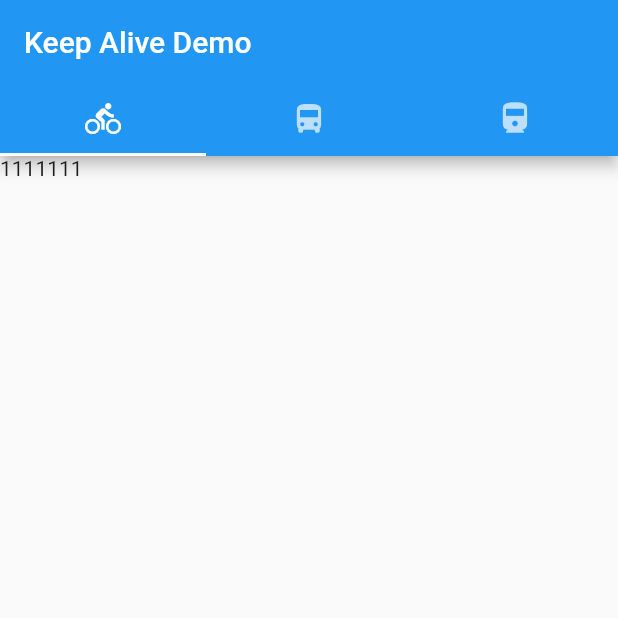
After one commit to wcdxg/Flutter-Learn-Demo2, a Flutter app: the KeepAliveDemo screen opened directly, on a phone screen of 412 x 824 dp, the top half of it. The commit adds this screen. Run offline on Flutter 3.47's test engine with Material 2 defaults, Android fonts, the phone set to English and light mode, and no system bars.

Commit message:
5.保持页面状态 tip:Mac Flutter 不支持中文类名

```diff
--- /dev/null
+++ b/lib/5.保持页面状态.dart
@@ -0,0 +1,57 @@
+import 'package:flutter/material.dart';
+
+void main() => runApp(MyApp());
+
+class MyApp extends StatelessWidget {
+  @override
+  Widget build(BuildContext context) {
+    return MaterialApp(
+      title: 'Flutter Demo',
+      theme: ThemeData(
+        primarySwatch: Colors.blue,
+      ),
+      home: KeepAliveDemo(),
+    );
+  }
+}
+
+class KeepAliveDemo extends StatefulWidget {
+  @override
+  _KeepAliveDemoState createState() => _KeepAliveDemoState();
+}
+
+class _KeepAliveDemoState extends State<KeepAliveDemo>
+    with SingleTickerProviderStateMixin {
+  TabController _tabController;
+
+  @override
+  void initState() {
+    _tabController = TabController(length: 3, vsync: this);
+    super.initState();
+  }
+
+  @override
+  void dispose() {
+    _tabController.dispose();
+    super.dispose();
+  }
+
+  @override
+  Widget build(BuildContext context) {
+    return Scaffold(
+      appBar: AppBar(
+        title: Text('Keep Alive Demo'),
+        bottom: TabBar(controller: _tabController, tabs: [
+          Tab(icon: Icon(Icons.directions_bike)),
+          Tab(icon: Icon(Icons.directions_bus)),
+          Tab(icon: Icon(Icons.directions_railway))
+        ]),
+      ),
+      body: TabBarView(controller: _tabController, children: <Widget>[
+        Text('1111111'),
+        Text('2222222'),
+        Text('3333333'),
+      ]),
+    );
+  }
+}
--- a/lib/pages/each_view.dart
+++ b/lib/pages/each_view.dart
@@ -1,7 +1,7 @@
 import 'package:flutter/material.dart';
 
 class EachView extends StatefulWidget {
-  String _title;
+  final String _title;
 
   EachView(this._title);
 
```
Also changed, not shown: pubspec.lock, 2 other files.
